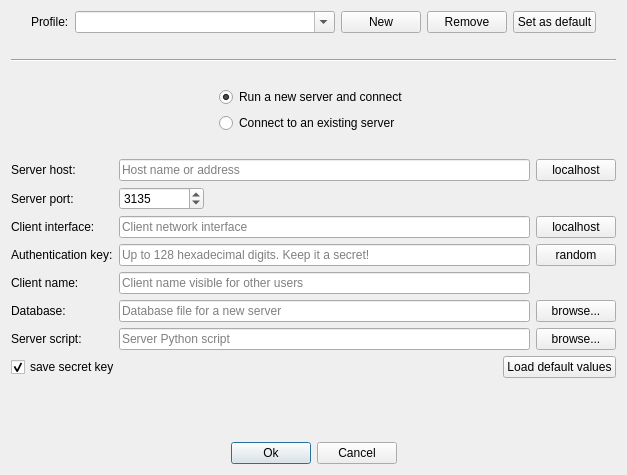
This is src/ui/connectiondialog.ui in codilime/veles as Qt 5 draws it before an edit. The edited form follows.
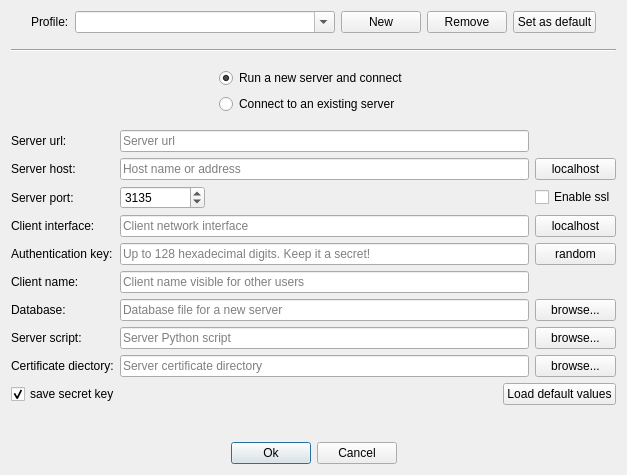
This is the edited form.

Commit message: Support SSL in C++ client

Patch:
```diff
--- a/src/ui/connectiondialog.ui
+++ b/src/ui/connectiondialog.ui
@@ -200,90 +200,35 @@
    </item>
    <item>
     <layout class="QGridLayout" name="gridLayout">
-     <item row="2" column="1">
-      <widget class="QLineEdit" name="client_interface_line_edit">
-       <property name="placeholderText">
-        <string>Client network interface</string>
-       </property>
-      </widget>
-     </item>
-     <item row="1" column="0">
-      <widget class="QLabel" name="port_label">
+     <item row="8" column="0">
+      <widget class="QLabel" name="certificate_dir_label">
        <property name="text">
-        <string>Server port:</string>
+        <string>Certificate diectory:</string>
        </property>
       </widget>
      </item>
-     <item row="3" column="0">
-      <widget class="QLabel" name="authentication_key_label">
+     <item row="8" column="2">
+      <widget class="QPushButton" name="certificate_dir_button">
        <property name="text">
-        <string>Authentication key:</string>
-       </property>
-      </widget>
-     </item>
-     <item row="4" column="0">
-      <widget class="QLabel" name="client_name_label">
-       <property name="text">
-        <string>Client name:</string>
-       </property>
-      </widget>
-     </item>
-     <item row="4" column="1">
-      <widget class="QLineEdit" name="client_name_line_edit">
-       <property name="placeholderText">
-        <string>Client name visible for other users</string>
-       </property>
-      </widget>
-     </item>
-     <item row="5" column="0">
-      <widget class="QLabel" name="database_label">
-       <property name="text">
-        <string>Database:</string>
+        <string>browse...</string>
        </property>
       </widget>
      </item>
      <item row="0" column="1">
-      <widget class="QLineEdit" name="server_host_line_edit">
+      <widget class="QLineEdit" name="server_url_line_edit">
        <property name="placeholderText">
-        <string>Host name or address</string>
-       </property>
-      </widget>
-     </item>
-     <item row="3" column="1">
-      <widget class="QLineEdit" name="key_line_edit">
-       <property name="inputMask">
-        <string/>
-       </property>
-       <property name="maxLength">
-        <number>128</number>
-       </property>
-       <property name="placeholderText">
-        <string>Up to 128 hexadecimal digits. Keep it a secret!</string>
-       </property>
-      </widget>
-     </item>
-     <item row="5" column="1">
-      <widget class="QLineEdit" name="database_line_edit">
-       <property name="placeholderText">
-        <string>Database file for a new server</string>
-       </property>
-      </widget>
-     </item>
-     <item row="3" column="2">
-      <widget class="QPushButton" name="random_key_button">
-       <property name="text">
-        <string>random</string>
+        <string>Server url</string>
        </property>
       </widget>
      </item>
      <item row="0" column="0">
-      <widget class="QLabel" name="server_host_label">
+      <widget class="QLabel" name="server_url_label">
        <property name="text">
-        <string>Server host:</string>
+        <string>Server url:</string>
        </property>
       </widget>
      </item>
-     <item row="1" column="1">
+     <item row="2" column="1">
       <layout class="QHBoxLayout" name="horizontalLayout_3">
        <item>
         <widget class="QSpinBox" name="port_spin_box">
@@ -319,42 +264,49 @@
        </item>
       </layout>
      </item>
-     <item row="2" column="2">
+     <item row="3" column="2">
       <widget class="QPushButton" name="client_localhost_button">
        <property name="text">
         <string>localhost</string>
        </property>
       </widget>
      </item>
-     <item row="6" column="1">
+     <item row="7" column="1">
       <widget class="QLineEdit" name="server_executable_line_edit">
        <property name="placeholderText">
         <string>Server Python script</string>
        </property>
       </widget>
      </item>
-     <item row="2" column="0">
+     <item row="1" column="0">
+      <widget class="QLabel" name="server_host_label">
+       <property name="text">
+        <string>Server host:</string>
+       </property>
+      </widget>
+     </item>
+     <item row="7" column="2">
+      <widget class="QPushButton" name="select_server_executable_button">
+       <property name="text">
+        <string>browse...</string>
+       </property>
+      </widget>
+     </item>
+     <item row="3" column="0">
       <widget class="QLabel" name="client_interface_label">
        <property name="text">
         <string>Client interface:</string>
        </property>
       </widget>
      </item>
-     <item row="0" column="2">
+     <item row="1" column="2">
       <widget class="QPushButton" name="server_localhost_button">
        <property name="text">
         <string>localhost</string>
        </property>
       </widget>
      </item>
-     <item row="5" column="2">
-      <widget class="QPushButton" name="select_database_button">
-       <property name="text">
-        <string>browse...</string>
-       </property>
-      </widget>
-     </item>
-     <item row="6" column="0">
+     <item row="7" column="0">
       <widget class="QLabel" name="server_executable_label">
        <property name="text">
         <string>Server script:</string>
@@ -362,13 +314,13 @@
       </widget>
      </item>
      <item row="6" column="2">
-      <widget class="QPushButton" name="select_server_executable_button">
+      <widget class="QPushButton" name="select_database_button">
        <property name="text">
         <string>browse...</string>
        </property>
       </widget>
      </item>
-     <item row="8" column="0" colspan="3">
+     <item row="9" column="0" colspan="3">
       <layout class="QHBoxLayout" name="horizontalLayout" stretch="0,5,0">
        <item>
         <widget class="QCheckBox" name="save_key_check_box">
@@ -405,6 +357,99 @@
        </item>
       </layout>
      </item>
+     <item row="3" column="1">
+      <widget class="QLineEdit" name="client_interface_line_edit">
+       <property name="placeholderText">
+        <string>Client network interface</string>
+       </property>
+      </widget>
+     </item>
+     <item row="2" column="0">
+      <widget class="QLabel" name="port_label">
+       <property name="text">
+        <string>Server port:</string>
+       </property>
+      </widget>
+     </item>
+     <item row="5" column="0">
+      <widget class="QLabel" name="client_name_label">
+       <property name="text">
+        <string>Client name:</string>
+       </property>
+      </widget>
+     </item>
+     <item row="4" column="0">
+      <widget class="QLabel" name="authentication_key_label">
+       <property name="text">
+        <string>Authentication key:</string>
+       </property>
+      </widget>
+     </item>
+     <item row="6" column="0">
+      <widget class="QLabel" name="database_label">
+       <property name="text">
+        <string>Database:</string>
+       </property>
+      </widget>
+     </item>
+     <item row="5" column="1">
+      <widget class="QLineEdit" name="client_name_line_edit">
+       <property name="placeholderText">
+        <string>Client name visible for other users</string>
+       </property>
+      </widget>
+     </item>
+     <item row="4" column="2">
+      <widget class="QPushButton" name="random_key_button">
+       <property name="text">
+        <string>random</string>
+       </property>
+      </widget>
+     </item>
+     <item row="6" column="1">
+      <widget class="QLineEdit" name="database_line_edit">
+       <property name="placeholderText">
+        <string>Database file for a new server</string>
+       </property>
+      </widget>
+     </item>
+     <item row="1" column="1">
+      <widget class="QLineEdit" name="server_host_line_edit">
+       <property name="placeholderText">
+        <string>Host name or address</string>
+       </property>
+      </widget>
+     </item>
+     <item row="4" column="1">
+      <widget class="QLineEdit" name="key_line_edit">
+       <property name="inputMask">
+        <string/>
+       </property>
+       <property name="maxLength">
+        <number>128</number>
+       </property>
+       <property name="placeholderText">
+        <string>Up to 128 hexadecimal digits. Keep it a secret!</string>
+       </property>
+      </widget>
+     </item>
+     <item row="8" column="1">
+      <widget class="QLineEdit" name="certificate_dir_line_edit">
+       <property name="text">
+        <string/>
+       </property>
+       <property name="placeholderText">
+        <string>Server certificate directory</string>
+       </property>
+      </widget>
+     </item>
+     <item row="2" column="2">
+      <widget class="QCheckBox" name="ssl_checkbox">
+       <property name="text">
+        <string>Enable ssl</string>
+       </property>
+      </widget>
+     </item>
     </layout>
    </item>
    <item>
```
The commit also changes 7 other files.
